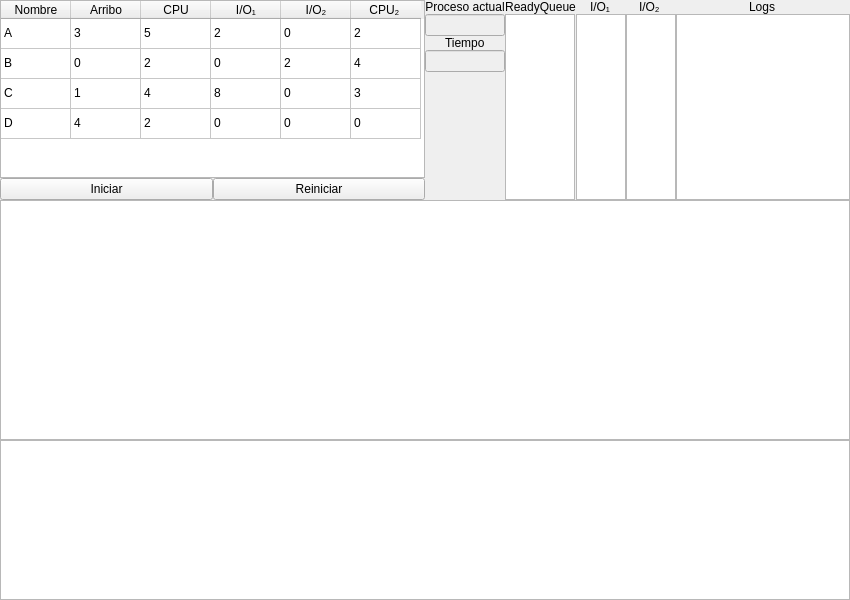
Old version of the form mainwindow.ui in the repository braiaantt/fifoGantt.
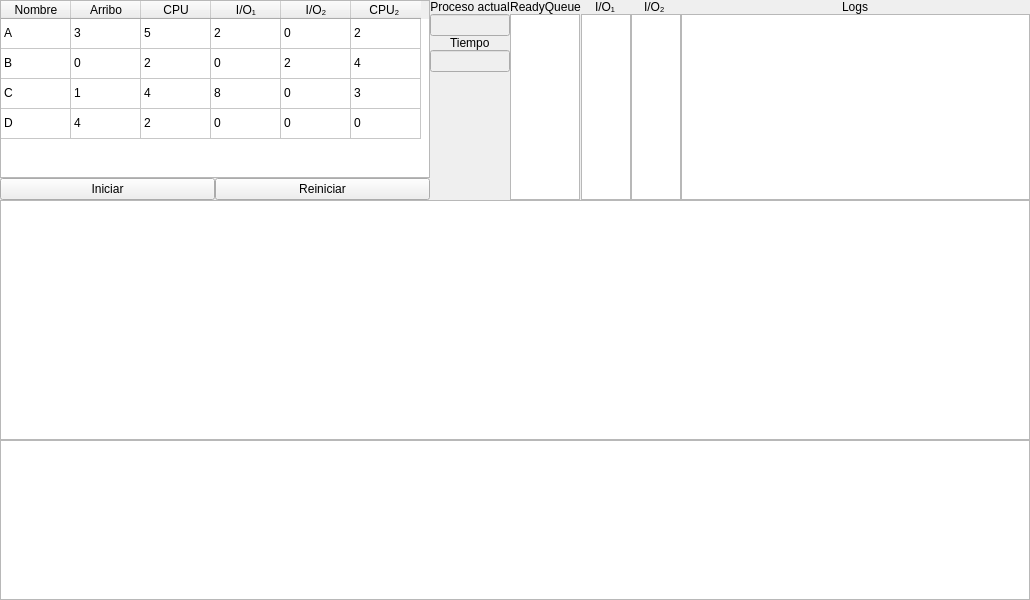
New version of the form.

Commit message: verificacion de valores de tipo int añadida

Patch:
```diff
--- a/mainwindow.ui
+++ b/mainwindow.ui
@@ -6,13 +6,13 @@
    <rect>
     <x>0</x>
     <y>0</y>
-    <width>850</width>
+    <width>1030</width>
     <height>600</height>
    </rect>
   </property>
   <property name="minimumSize">
    <size>
-    <width>850</width>
+    <width>1030</width>
     <height>600</height>
    </size>
   </property>
```
Left out of the diff: 9 changed lines with no effect on the pictures. The commit also changes 2 other files.
